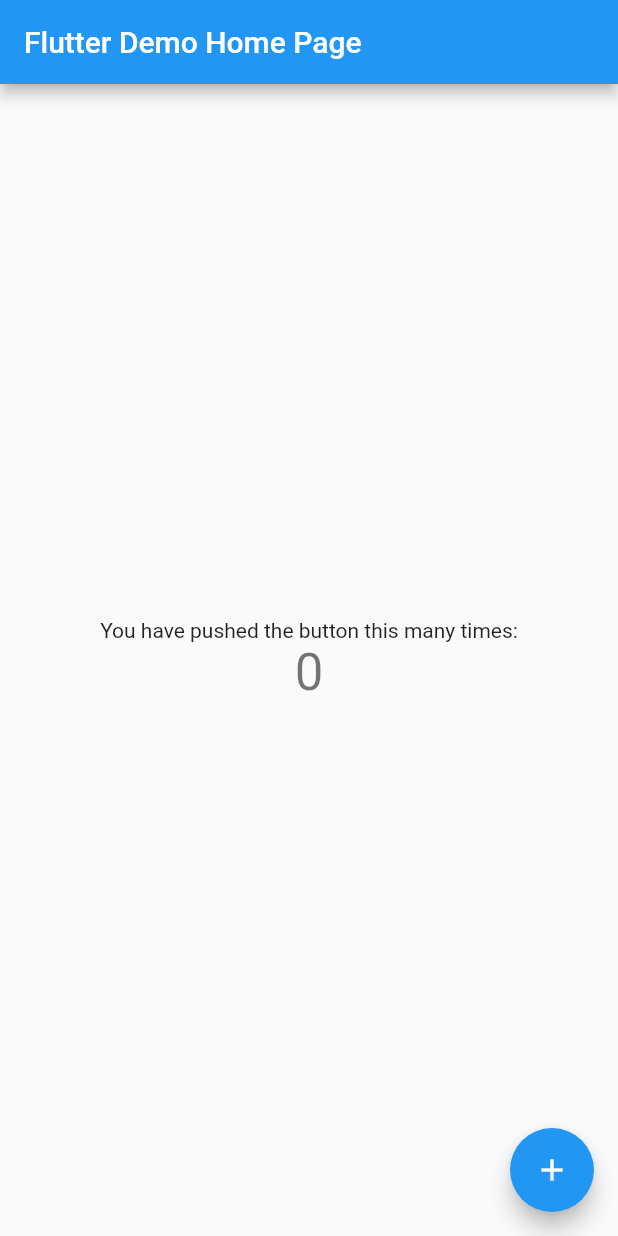
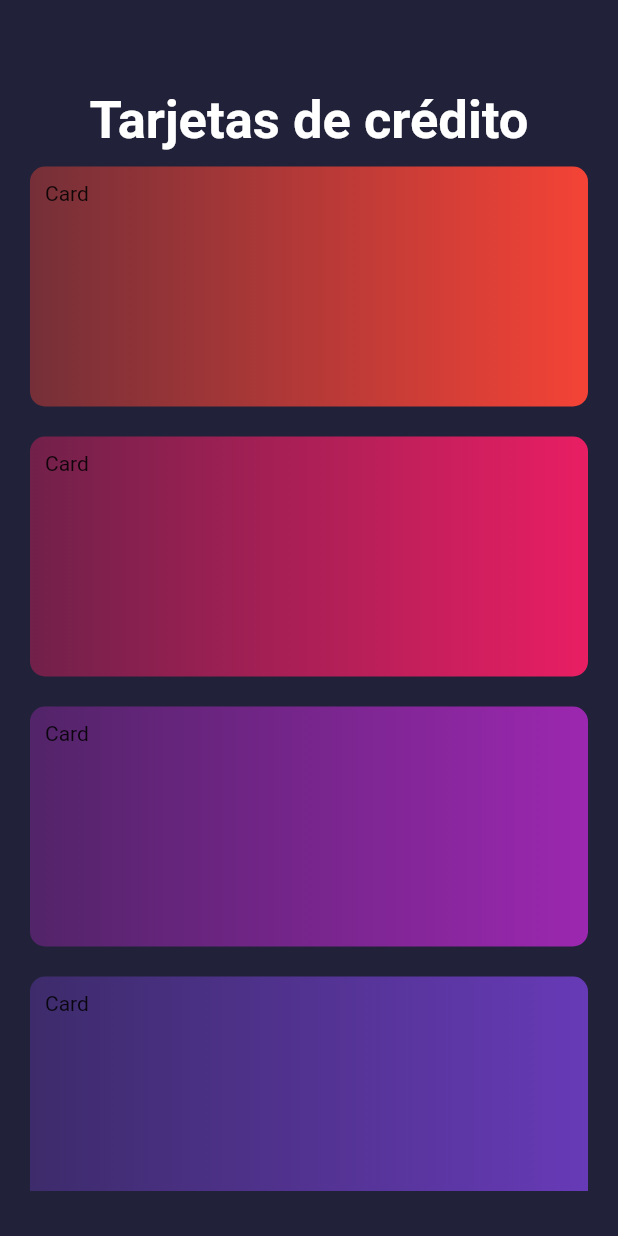
Before and after one commit to jdpadillaac/responsive_cards, a Flutter app: the screen it shows after launch, on a phone screen of 412 x 824 dp. Run offline on Flutter 3.47's test engine with Material 2 defaults, Android fonts, the phone set to English and light mode, and no system bars.

Commit message:
:heavy_check_mark: cration and listing of cards

```diff
--- a/lib/main.dart
+++ b/lib/main.dart
@@ -1,117 +1,15 @@
 import 'package:flutter/material.dart';
+import 'package:responsive_cards/presentation/pages/cards/card_page.dart';
 
-void main() {
-  runApp(MyApp());
-}
+void main() => runApp(MyApp());
 
 class MyApp extends StatelessWidget {
-  // This widget is the root of your application.
   @override
   Widget build(BuildContext context) {
     return MaterialApp(
-      title: 'Flutter Demo',
-      theme: ThemeData(
-        // This is the theme of your application.
-        //
-        // Try running your application with "flutter run". You'll see the
-        // application has a blue toolbar. Then, without quitting the app, try
-        // changing the primarySwatch below to Colors.green and then invoke
-        // "hot reload" (press "r" in the console where you ran "flutter run",
-        // or simply save your changes to "hot reload" in a Flutter IDE).
-        // Notice that the counter didn't reset back to zero; the application
-        // is not restarted.
-        primarySwatch: Colors.blue,
-        // This makes the visual density adapt to the platform that you run
-        // the app on. For desktop platforms, the controls will be smaller and
-        // closer together (more dense) than on mobile platforms.
-        visualDensity: VisualDensity.adaptivePlatformDensity,
-      ),
-      home: MyHomePage(title: 'Flutter Demo Home Page'),
+      title: 'Responsive cards',
+      debugShowCheckedModeBanner: false,
+      home: CardPage(),
     );
   }
 }
-
-class MyHomePage extends StatefulWidget {
-  MyHomePage({Key key, this.title}) : super(key: key);
-
-  // This widget is the home page of your application. It is stateful, meaning
-  // that it has a State object (defined below) that contains fields that affect
-  // how it looks.
-
-  // This class is the configuration for the state. It holds the values (in this
-  // case the title) provided by the parent (in this case the App widget) and
-  // used by the build method of the State. Fields in a Widget subclass are
-  // always marked "final".
-
-  final String title;
-
-  @override
-  _MyHomePageState createState() => _MyHomePageState();
-}
-
-class _MyHomePageState extends State<MyHomePage> {
-  int _counter = 0;
-
-  void _incrementCounter() {
-    setState(() {
-      // This call to setState tells the Flutter framework that something has
-      // changed in this State, which causes it to rerun the build method below
-      // so that the display can reflect the updated values. If we changed
-      // _counter without calling setState(), then the build method would not be
-      // called again, and so nothing would appear to happen.
-      _counter++;
-    });
-  }
-
-  @override
-  Widget build(BuildContext context) {
-    // This method is rerun every time setState is called, for instance as done
-    // by the _incrementCounter method above.
-    //
-    // The Flutter framework has been optimized to make rerunning build methods
-    // fast, so that you can just rebuild anything that needs updating rather
-    // than having to individually change instances of widgets.
-    return Scaffold(
-      appBar: AppBar(
-        // Here we take the value from the MyHomePage object that was created by
-        // the App.build method, and use it to set our appbar title.
-        title: Text(widget.title),
-      ),
-      body: Center(
-        // Center is a layout widget. It takes a single child and positions it
-        // in the middle of the parent.
-        child: Column(
-          // Column is also a layout widget. It takes a list of children and
-          // arranges them vertically. By default, it sizes itself to fit its
-          // children horizontally, and tries to be as tall as its parent.
-          //
-          // Invoke "debug painting" (press "p" in the console, choose the
-          // "Toggle Debug Paint" action from the Flutter Inspector in Android
-          // Studio, or the "Toggle Debug Paint" command in Visual Studio Code)
-          // to see the wireframe for each widget.
-          //
-          // Column has various properties to control how it sizes itself and
-          // how it positions its children. Here we use mainAxisAlignment to
-          // center the children vertically; the main axis here is the vertical
-          // axis because Columns are vertical (the cross axis would be
-          // horizontal).
-          mainAxisAlignment: MainAxisAlignment.center,
-          children: <Widget>[
-            Text(
-              'You have pushed the button this many times:',
-            ),
-            Text(
-              '$_counter',
-              style: Theme.of(context).textTheme.headline4,
-            ),
-          ],
-        ),
-      ),
-      floatingActionButton: FloatingActionButton(
-        onPressed: _incrementCounter,
-        tooltip: 'Increment',
-        child: Icon(Icons.add),
-      ), // This trailing comma makes auto-formatting nicer for build methods.
-    );
-  }
-}
--- /dev/null
+++ b/lib/presentation/pages/cards/card_page.dart
@@ -0,0 +1,42 @@
+import 'package:flutter/material.dart';
+import 'package:responsive_cards/presentation/pages/cards/widgets/card_item.dart';
+import 'package:responsive_cards/presentation/utils/constants.dart';
+
+class CardPage extends StatelessWidget {
+  const CardPage({Key key}) : super(key: key);
+
+  @override
+  Widget build(BuildContext context) {
+    return Scaffold(
+      backgroundColor: cardPagebackGroudColor,
+      body: Container(
+        width: double.infinity,
+        padding: EdgeInsets.symmetric(horizontal: 10, vertical: 30),
+        child: Column(
+          crossAxisAlignment: CrossAxisAlignment.center,
+          children: [
+            SizedBox(height: 30),
+            const Text(
+              'Tarjetas de crédito',
+              style: const TextStyle(
+                color: Colors.white,
+                fontWeight: FontWeight.bold,
+                fontSize: 35,
+              ),
+            ),
+            Expanded(
+              child: ListView.builder(
+                itemCount: 10,
+                itemBuilder: (context, index) {
+                  return CardItem(
+                    color: Colors.primaries[index % Colors.primaries.length],
+                  );
+                },
+              ),
+            ),
+          ],
+        ),
+      ),
+    );
+  }
+}
--- /dev/null
+++ b/lib/presentation/pages/cards/widgets/card_item.dart
@@ -0,0 +1,28 @@
+import 'package:flutter/material.dart';
+
+class CardItem extends StatelessWidget {
+  final Color color;
+  const CardItem({Key key, @required this.color}) : super(key: key);
+
+  @override
+  Widget build(BuildContext context) {
+    return Padding(
+      padding: EdgeInsets.all(10),
+      child: Container(
+        padding: EdgeInsets.all(10),
+        height: 160,
+        width: double.infinity,
+        decoration: BoxDecoration(
+          gradient: LinearGradient(
+            colors: [
+              color.withOpacity(0.4),
+              color,
+            ],
+          ),
+          borderRadius: BorderRadius.circular(10),
+        ),
+        child: Text('Card'),
+      ),
+    );
+  }
+}
--- /dev/null
+++ b/lib/presentation/utils/constants.dart
@@ -0,0 +1,3 @@
+import 'package:flutter/cupertino.dart';
+
+const cardPagebackGroudColor = Color(0xFF212239);
```
Also changed, not shown: lib/presentation/utils/routes.dart (added), lib/presentation/utils/theme.dart (added), pubspec.lock (added), 1 other file.
